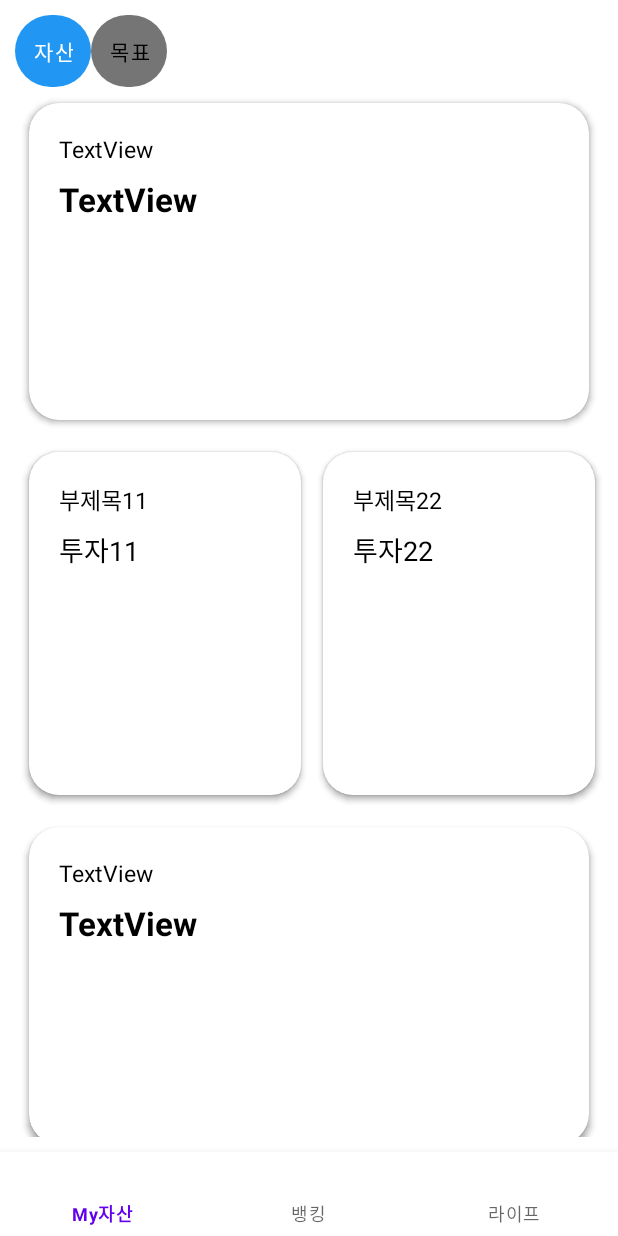
After one commit to sseung416/DgswSol, an Android app: the MyAssetsCardFragment screen opened directly, with no data from a screen before it, on a phone screen of 412 x 824 dp. The commit adds this screen. Run offline under Robolectric (Android 15) with nearby library versions, the phone set to English and light mode, and no system bars; our stand-ins replace data binding.

Commit message:
[Update]

```diff
--- a/presenter/src/main/java/com/example/a2ndproject/view/fragment/MainFragment.kt
+++ b/presenter/src/main/java/com/example/a2ndproject/view/fragment/MainFragment.kt
@@ -36,10 +36,14 @@
     private fun initTabLayout() {
         val fragment = TabLayoutFragment()
 
+        // TabLayout
         parentFragmentManager.beginTransaction().replace(R.id.frame_layout_tab_main, fragment).commit()
 
+        // 탭을 선택했을 때 이벤트 처리
         binding.tabLayoutMain.addOnTabSelectedListener(object : TabLayout.OnTabSelectedListener {
             override fun onTabSelected(tab: TabLayout.Tab?) {
+                // 한 프래그먼트를 돌려쓰기 때문에 TabLayoutFragment에 선언된
+                // setTab(pos: Int) 메서드로 뷰를 변경함
                 fragment.setTab(tab!!.position)
             }
 
--- /dev/null
+++ b/presenter/src/main/java/com/example/a2ndproject/view/fragment/MyAssetsCardFragment.kt
@@ -0,0 +1,57 @@
+package com.example.a2ndproject.view.fragment
+
+import android.os.Bundle
+import androidx.fragment.app.Fragment
+import android.view.LayoutInflater
+import android.view.View
+import android.view.ViewGroup
+import androidx.databinding.DataBindingUtil
+import com.example.a2ndproject.R
+import com.example.a2ndproject.databinding.MyAssetsCardFragmentBinding
+import com.example.a2ndproject.view.adapter.MyAssetsCardRecyclerViewAdapter
+
+class MyAssetsCardFragment : Fragment() {
+
+    private lateinit var binding: MyAssetsCardFragmentBinding
+
+    override fun onCreateView(
+        inflater: LayoutInflater, container: ViewGroup?,
+        savedInstanceState: Bundle?
+    ): View? {
+        binding = DataBindingUtil.inflate(inflater, R.layout.my_assets_card_fragment, container, false)
+        return binding.root
+    }
+
+    override fun onViewCreated(view: View, savedInstanceState: Bundle?) {
+        super.onViewCreated(view, savedInstanceState)
+
+        initRecyclerView(0)
+    }
+
+    private fun initRecyclerView(type: Int) {
+        val list = when (type) {
+            0 -> {
+                listOf(
+                    Card("투자11", "부제목11", 123),
+                    Card("투자22", "부제목22", 123)
+                )
+            }
+            1 -> {
+                listOf(
+                    Card("목표11", "부제목11", 123),
+                    Card("목표22", "부제목22", 123)
+                )
+            }
+            else -> null
+        }
+
+        binding.rvMyAssetsItem.adapter = MyAssetsCardRecyclerViewAdapter(list!!)
+    }
+
+    // TODO 무지성 코드 클린 아키텍처 형식으로 고치기
+    data class Card (
+        val title: String,
+        val subtitle: String?,
+        val img: Int
+    )
+}
--- a/presenter/src/main/java/com/example/a2ndproject/view/fragment/MyAssetsFragment.kt
+++ b/presenter/src/main/java/com/example/a2ndproject/view/fragment/MyAssetsFragment.kt
@@ -1,33 +1,52 @@
 package com.example.a2ndproject.view.fragment
 
-import androidx.lifecycle.ViewModelProvider
 import android.os.Bundle
 import androidx.fragment.app.Fragment
 import android.view.LayoutInflater
 import android.view.View
 import android.view.ViewGroup
+import androidx.databinding.DataBindingUtil
+import androidx.lifecycle.ViewModelProvider
 import com.example.a2ndproject.R
+import com.example.a2ndproject.databinding.MyAssetsFragmentBinding
 import com.example.a2ndproject.view.viewmodel.MyAssetsViewModel
 
 class MyAssetsFragment : Fragment() {
 
-    companion object {
-        fun newInstance() = MyAssetsFragment()
-    }
-
+    private lateinit var binding: MyAssetsFragmentBinding
     private lateinit var viewModel: MyAssetsViewModel
 
     override fun onCreateView(
         inflater: LayoutInflater, container: ViewGroup?,
         savedInstanceState: Bundle?
     ): View? {
-        return inflater.inflate(R.layout.my_assets_fragment, container, false)
+        binding = DataBindingUtil.inflate(layoutInflater, R.layout.my_assets_fragment, container, false)
+
+        init()
+
+        return binding.root
     }
 
-    override fun onActivityCreated(savedInstanceState: Bundle?) {
-        super.onActivityCreated(savedInstanceState)
-        viewModel = ViewModelProvider(this).get(MyAssetsViewModel::class.java)
-        // TODO: Use the ViewModel
+    override fun onViewCreated(view: View, savedInstanceState: Bundle?) {
+        super.onViewCreated(view, savedInstanceState)
+
+        setFragment()
     }
 
+    private fun init() {
+        viewModel = ViewModelProvider(requireActivity()).get(MyAssetsViewModel::class.java)
+    }
+
+    private fun setFragment() {
+        // TODO replace 하면서 값 전달하기
+        requireActivity().supportFragmentManager
+            .beginTransaction()
+            .replace(R.id.fragmentContainerView1_my_assets, MyAssetsCardFragment())
+            .commit()
+
+        requireActivity().supportFragmentManager
+            .beginTransaction()
+            .replace(R.id.fragmentContainerView2_my_assets, MyAssetsCardFragment())
+            .commit()
+    }
 }
--- a/presenter/src/main/java/com/example/a2ndproject/view/fragment/TabLayoutFragment.kt
+++ b/presenter/src/main/java/com/example/a2ndproject/view/fragment/TabLayoutFragment.kt
@@ -27,13 +27,18 @@
         return binding.root
     }
 
+    // 프래그먼트를 하나로 돌려쓰기 때문에, position 값으로 뷰 내용을 변경해줌
+    // [position] 0: 신한은행, 1: 오픈뱅킹
     fun setTab(position: Int) {
+
+        // 신한은행으로 가입하는지, 오픈뱅킹 서비스로 가입하는 지 구별하기 위해 선언
+        // [type] 0: 신한은행, 1: 오픈뱅킹
         var bundle = Bundle()
 
         when (position) {
             0 -> {
                 binding.tvTitleTab.text = "간편한 입출금통장"
-                binding.tvContentTab.text = "통장과 체크카드를 한번에!" // TODO 체크카드 API 없으면 지우기
+                binding.tvContentTab.text = "통장과 체크카드를 한번에!" // TODO 체크카드 API 없으면 삭제
                 binding.btnTab.text = "가입하기"
 
                 binding.btnTab.setOnClickListener {
--- /dev/null
+++ b/presenter/src/main/res/drawable/tab_select_background_gradient.xml
@@ -0,0 +1,20 @@
+<?xml version="1.0" encoding="utf-8"?>
+<selector xmlns:android="http://schemas.android.com/apk/res/android">
+    <item android:state_selected="true">
+        <shape android:shape="rectangle">
+            <solid android:color="@color/main_sky_blue" />
+            <size android:width="20dp"
+                android:height="10dp"/>
+            <corners android:radius="100dp"/>
+        </shape>
+    </item>
+
+    <item android:state_selected="false">
+        <shape android:shape="rectangle">
+            <solid android:color="@color/grey" />
+            <size android:width="20dp"
+                android:height="10dp"/>
+            <corners android:radius="100dp"/>
+        </shape>
+    </item>
+</selector>
--- a/presenter/src/main/res/layout/main_fragment.xml
+++ b/presenter/src/main/res/layout/main_fragment.xml
@@ -29,7 +29,7 @@
                     android:layout_width="match_parent"
                     android:layout_height="wrap_content"
                     app:tabBackground="@color/main_sky_blue"
-                    app:tabIndicator="@drawable/tab_select_background"
+                    app:tabIndicator="@drawable/tab_select_background_main"
                     app:tabIndicatorColor="@color/white"
                     app:tabIndicatorGravity="stretch"
                     app:tabSelectedTextColor="@color/black"
--- /dev/null
+++ b/presenter/src/main/res/layout/my_assets_card_fragment.xml
@@ -0,0 +1,68 @@
+<?xml version="1.0" encoding="utf-8"?>
+<layout xmlns:android="http://schemas.android.com/apk/res/android"
+    xmlns:app="http://schemas.android.com/apk/res-auto"
+    xmlns:tools="http://schemas.android.com/tools"
+    tools:context=".view.fragment.MyAssetsCardFragment">
+
+    <androidx.constraintlayout.widget.ConstraintLayout
+        android:layout_width="match_parent"
+        android:layout_height="wrap_content">
+
+        <androidx.cardview.widget.CardView
+            android:id="@+id/cv_main_my_assets_item"
+            style="@style/CardView.Card"
+            android:layout_width="0dp"
+            android:layout_height="wrap_content"
+            app:layout_constraintEnd_toEndOf="parent"
+            app:layout_constraintStart_toStartOf="parent"
+            app:layout_constraintTop_toTopOf="parent">
+
+            <androidx.constraintlayout.widget.ConstraintLayout
+                android:layout_width="match_parent"
+                android:layout_height="match_parent">
+
+                <TextView
+                    android:id="@+id/tv_subtitle_my_assets_item"
+                    style="@style/SmallTextView"
+                    android:layout_width="wrap_content"
+                    android:layout_height="wrap_content"
+                    android:text="TextView"
+                    app:layout_constraintStart_toStartOf="parent"
+                    app:layout_constraintTop_toTopOf="parent" />
+
+                <TextView
+                    android:id="@+id/tv_title_my_assets_item"
+                    style="@style/BoldTextView"
+                    android:layout_width="wrap_content"
+                    android:layout_height="wrap_content"
+                    android:layout_marginTop="8dp"
+                    android:text="TextView"
+                    app:layout_constraintStart_toStartOf="@+id/tv_subtitle_my_assets_item"
+                    app:layout_constraintTop_toBottomOf="@+id/tv_subtitle_my_assets_item" />
+
+                <ImageView
+                    android:id="@+id/iv_my_assets_item"
+                    android:layout_width="0dp"
+                    android:layout_height="150dp"
+                    android:layout_marginStart="32dp"
+                    app:layout_constraintBottom_toBottomOf="parent"
+                    app:layout_constraintEnd_toEndOf="parent"
+                    app:layout_constraintStart_toEndOf="@+id/tv_title_my_assets_item"
+                    app:layout_constraintTop_toBottomOf="@+id/tv_subtitle_my_assets_item"
+                    tools:src="@tools:sample/backgrounds/scenic" />
+            </androidx.constraintlayout.widget.ConstraintLayout>
+
+        </androidx.cardview.widget.CardView>
+
+        <androidx.recyclerview.widget.RecyclerView
+            android:id="@+id/rv_my_assets_item"
+            app:layoutManager="androidx.recyclerview.widget.GridLayoutManager"
+            app:spanCount="2"
+            tools:listitem="@layout/rv_item_my_assets"
+            android:layout_width="match_parent"
+            android:layout_height="wrap_content"
+            app:layout_constraintStart_toStartOf="parent"
+            app:layout_constraintTop_toBottomOf="@+id/cv_main_my_assets_item" />
+
+    </androidx.constraintlayout.widget.ConstraintLayout>
+</layout>
--- a/presenter/src/main/res/layout/my_assets_fragment.xml
+++ b/presenter/src/main/res/layout/my_assets_fragment.xml
@@ -1,13 +1,67 @@
 <?xml version="1.0" encoding="utf-8"?>
-<FrameLayout xmlns:android="http://schemas.android.com/apk/res/android"
+<layout xmlns:android="http://schemas.android.com/apk/res/android"
+    xmlns:app="http://schemas.android.com/apk/res-auto"
     xmlns:tools="http://schemas.android.com/tools"
-    android:layout_width="match_parent"
-    android:layout_height="match_parent"
     tools:context=".view.fragment.MyAssetsFragment">
 
-    <TextView
+    <androidx.constraintlayout.widget.ConstraintLayout
+        android:padding="@dimen/layout_padding"
         android:layout_width="match_parent"
-        android:layout_height="match_parent"
-        android:text="MyAssets" />
+        android:layout_height="match_parent">
 
-</FrameLayout>
+        <androidx.core.widget.NestedScrollView
+            android:layout_width="match_parent"
+            android:layout_height="wrap_content"
+            app:layout_constraintBottom_toBottomOf="parent"
+            app:layout_constraintEnd_toEndOf="parent"
+            app:layout_constraintStart_toStartOf="parent"
+            app:layout_constraintTop_toTopOf="parent"
+            app:layout_constraintVertical_bias="0.0">
+
+            <LinearLayout
+                android:layout_width="match_parent"
+                android:layout_height="wrap_content"
+                android:orientation="vertical">
+
+                <com.google.android.material.tabs.TabLayout
+                    android:id="@+id/tab_layout_my_assets"
+                    app:tabBackground="@drawable/tab_select_background_gradient"
+                    app:tabIndicator="@null"
+                    app:tabSelectedTextColor="@color/white"
+                    app:tabTextColor="@color/black"
+                    android:layout_width="wrap_content"
+                    android:layout_height="wrap_content"
+                    app:layout_constraintEnd_toEndOf="parent"
+                    app:layout_constraintHorizontal_bias="0.0"
+                    app:layout_constraintStart_toStartOf="parent"
+                    app:layout_constraintTop_toTopOf="parent">
+
+                    <com.google.android.material.tabs.TabItem
+                        android:layout_width="wrap_content"
+                        android:layout_height="wrap_content"
+                        android:text="자산" />
+
+                    <com.google.android.material.tabs.TabItem
+                        android:layout_width="wrap_content"
+                        android:layout_height="wrap_content"
+                        android:text="목표" />
+
+                </com.google.android.material.tabs.TabLayout>
+
+                <androidx.fragment.app.FragmentContainerView
+                    android:id="@+id/fragmentContainerView1_my_assets"
+                    android:name="com.example.a2ndproject.view.fragment.MyAssetsCardFragment"
+                    android:layout_width="match_parent"
+                    android:layout_height="wrap_content" />
+
+                <androidx.fragment.app.FragmentContainerView
+                    android:id="@+id/fragmentContainerView2_my_assets"
+                    android:name="com.example.a2ndproject.view.fragment.MyAssetsCardFragment"
+                    android:layout_width="match_parent"
+                    android:layout_height="wrap_content" />
+
+            </LinearLayout>
+        </androidx.core.widget.NestedScrollView>
+
+    </androidx.constraintlayout.widget.ConstraintLayout>
+</layout>
--- /dev/null
+++ b/presenter/src/main/res/layout/rv_item_my_assets.xml
@@ -0,0 +1,53 @@
+<?xml version="1.0" encoding="utf-8"?>
+<layout xmlns:android="http://schemas.android.com/apk/res/android"
+    xmlns:app="http://schemas.android.com/apk/res-auto"
+    xmlns:tools="http://schemas.android.com/tools">
+
+    <androidx.constraintlayout.widget.ConstraintLayout
+        android:layout_width="match_parent"
+        android:layout_height="match_parent">
+
+        <androidx.cardview.widget.CardView
+            android:id="@+id/cv_rv_item_my_assets"
+            style="@style/CardView.Card"
+            android:layout_width="200dp"
+            android:layout_height="250dp"
+            app:layout_constraintStart_toStartOf="parent"
+            app:layout_constraintTop_toTopOf="parent">
+
+            <androidx.constraintlayout.widget.ConstraintLayout
+                android:layout_width="match_parent"
+                android:layout_height="match_parent"
+                android:orientation="vertical">
+
+                <TextView
+                    android:id="@+id/tv_subtitle_rv_item_my_assets"
+                    style="@style/SmallTextView"
+                    android:layout_width="wrap_content"
+                    android:layout_height="wrap_content"
+                    android:text="TextView"
+                    app:layout_constraintStart_toStartOf="parent"
+                    app:layout_constraintTop_toTopOf="parent" />
+
+                <TextView
+                    android:id="@+id/tv_title_rv_item_my_assets"
+                    style="@style/RegularTextView"
+                    android:layout_width="0dp"
+                    android:layout_height="wrap_content"
+                    android:layout_marginTop="8dp"
+                    android:text="TextView"
+                    app:layout_constraintEnd_toEndOf="parent"
+                    app:layout_constraintStart_toStartOf="@+id/tv_subtitle_rv_item_my_assets"
+                    app:layout_constraintTop_toBottomOf="@+id/tv_subtitle_rv_item_my_assets" />
+
+                <ImageView
+                    android:id="@+id/iv_rv_item_my_assets"
+                    android:layout_width="70dp"
+                    android:layout_height="70dp"
+                    app:layout_constraintBottom_toBottomOf="parent"
+                    app:layout_constraintEnd_toEndOf="parent"
+                    tools:srcCompat="@tools:sample/backgrounds/scenic" />
+            </androidx.constraintlayout.widget.ConstraintLayout>
+        </androidx.cardview.widget.CardView>
+    </androidx.constraintlayout.widget.ConstraintLayout>
+</layout>
--- a/presenter/src/main/res/layout/sign_up_fragment.xml
+++ b/presenter/src/main/res/layout/sign_up_fragment.xml
@@ -48,7 +48,6 @@
             <com.google.android.material.textfield.TextInputEditText
                 android:hint="인증번호"
                 style="@style/RegularTextView"
-                android:visibility="gone"
                 android:layout_width="match_parent"
                 android:layout_height="wrap_content" />
         </com.google.android.material.textfield.TextInputLayout>
--- /dev/null
+++ b/presenter/src/main/res/navigation/nav_graph.xml
@@ -0,0 +1,6 @@
+<?xml version="1.0" encoding="utf-8"?>
+<navigation xmlns:android="http://schemas.android.com/apk/res/android"
+    xmlns:app="http://schemas.android.com/apk/res-auto"
+    android:id="@+id/nav_graph">
+
+</navigation>
--- a/presenter/src/main/res/values/themes.xml
+++ b/presenter/src/main/res/values/themes.xml
@@ -52,6 +52,14 @@
         <item name="android:layout_margin">10dp</item>
     </style>
 
+    <style name="CardView.Card" parent="CardView">
+        <item name="cardBackgroundColor">@color/white</item>
+        <item name="cardCornerRadius">20dp</item>
+        <item name="cardElevation">3dp</item>
+        <item name="cardUseCompatPadding">true</item>
+        <item name="contentPadding">20dp</item>
+    </style>
+
     <style name="Widget.AppCompat.Button.PinButton" parent="Widget.AppCompat.Button">
         <item name="background">@android:color/transparent</item>
         <item name="android:textColor">@color/black</item>
```
Also changed, not shown: presenter/src/main/res/drawable/tab_select_background_main.xml (renamed from presenter/src/main/res/drawable/tab_select_background.xml).
